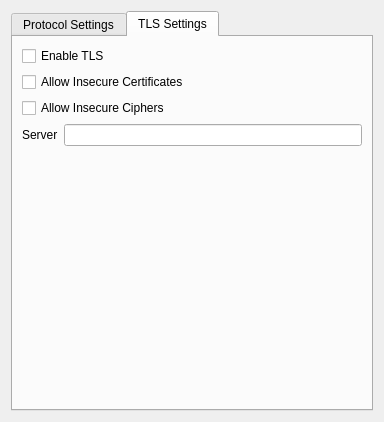
First picture: the form in ui/streamwidget.ui, repository Trojan-Qt5/Trojan-Qt5, before the edit.
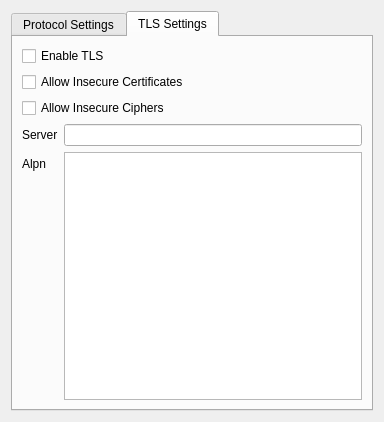
Second picture: the form after the edit. The open tabs and pages were chosen to show the change.

```diff
--- a/ui/streamwidget.ui
+++ b/ui/streamwidget.ui
@@ -605,6 +605,16 @@
        <item row="3" column="1">
         <widget class="QLineEdit" name="serverNameTxt"/>
        </item>
+       <item row="4" column="0">
+        <widget class="QLabel" name="label_13">
+         <property name="text">
+          <string>Alpn</string>
+         </property>
+        </widget>
+       </item>
+       <item row="4" column="1">
+        <widget class="QPlainTextEdit" name="alpnTxt"/>
+       </item>
       </layout>
      </widget>
     </widget>
```
